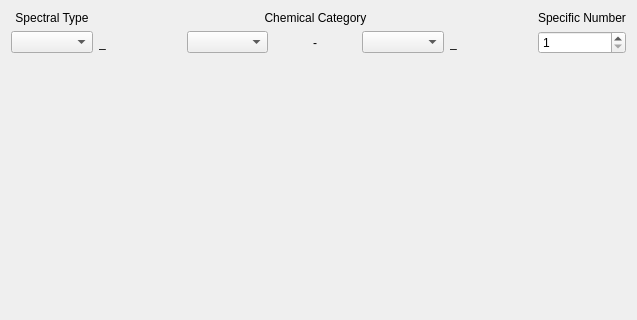
The window that src/ApplicationContainer/FormMineIt/FormProperty/EditID/editid.ui (MRsoymilk/KnowIt) describes before a commit, drawn with Qt 5; both pictures show x 0 to 637 and y 0 to 320 of the 637 by 706 pixel window.
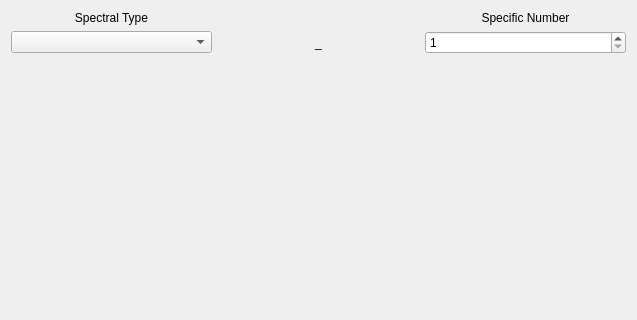
The same window after the commit.

What changed in the file:
```diff
--- a/src/ApplicationContainer/FormMineIt/FormProperty/EditID/editid.ui
+++ b/src/ApplicationContainer/FormMineIt/FormProperty/EditID/editid.ui
@@ -29,10 +29,27 @@
    </item>
    <item row="0" column="0" colspan="2">
     <layout class="QGridLayout" name="gLayID">
+     <item row="0" column="2">
+      <widget class="QLabel" name="labelSpecificNumber">
+       <property name="text">
+        <string>Specific Number</string>
+       </property>
+       <property name="alignment">
+        <set>Qt::AlignmentFlag::AlignCenter</set>
+       </property>
+      </widget>
+     </item>
+     <item row="1" column="1">
+      <widget class="QLabel" name="label_delimiter">
+       <property name="text">
+        <string>_</string>
+       </property>
+       <property name="alignment">
+        <set>Qt::AlignmentFlag::AlignCenter</set>
+       </property>
+      </widget>
+     </item>
      <item row="1" column="2">
-      <widget class="QComboBox" name="comboBoxMajor"/>
-     </item>
-     <item row="1" column="6">
       <widget class="QSpinBox" name="spinBoxSpecificNumber">
        <property name="minimum">
         <number>1</number>
@@ -42,8 +59,8 @@
        </property>
       </widget>
      </item>
-     <item row="1" column="4">
-      <widget class="QComboBox" name="comboBoxMinor"/>
+     <item row="1" column="0">
+      <widget class="QComboBox" name="comboBoxSpectralType"/>
      </item>
      <item row="0" column="0">
       <widget class="QLabel" name="labelSpectralType">
@@ -55,59 +72,6 @@
        </property>
       </widget>
      </item>
-     <item row="0" column="2" colspan="3">
-      <widget class="QLabel" name="labelChemicalCategory">
-       <property name="text">
-        <string>Chemical Category</string>
-       </property>
-       <property name="alignment">
-        <set>Qt::AlignmentFlag::AlignCenter</set>
-       </property>
-      </widget>
-     </item>
-     <item row="0" column="6">
-      <widget class="QLabel" name="labelSpecificNumber">
-       <property name="text">
-        <string>Specific Number</string>
-       </property>
-       <property name="alignment">
-        <set>Qt::AlignmentFlag::AlignCenter</set>
-       </property>
-      </widget>
-     </item>
-     <item row="1" column="5">
-      <widget class="QLabel" name="label_2">
-       <property name="text">
-        <string>_</string>
-       </property>
-      </widget>
-     </item>
-     <item row="1" column="1">
-      <widget class="QLabel" name="label_">
-       <property name="text">
-        <string>_</string>
-       </property>
-      </widget>
-     </item>
-     <item row="1" column="0">
-      <widget class="QComboBox" name="comboBoxSpectralType"/>
-     </item>
-     <item row="1" column="3">
-      <widget class="QLabel" name="label">
-       <property name="sizePolicy">
-        <sizepolicy hsizetype="Preferred" vsizetype="Preferred">
-         <horstretch>0</horstretch>
-         <verstretch>0</verstretch>
-        </sizepolicy>
-       </property>
-       <property name="text">
-        <string>-</string>
-       </property>
-       <property name="alignment">
-        <set>Qt::AlignmentFlag::AlignCenter</set>
-       </property>
-      </widget>
-     </item>
     </layout>
    </item>
   </layout>
```
